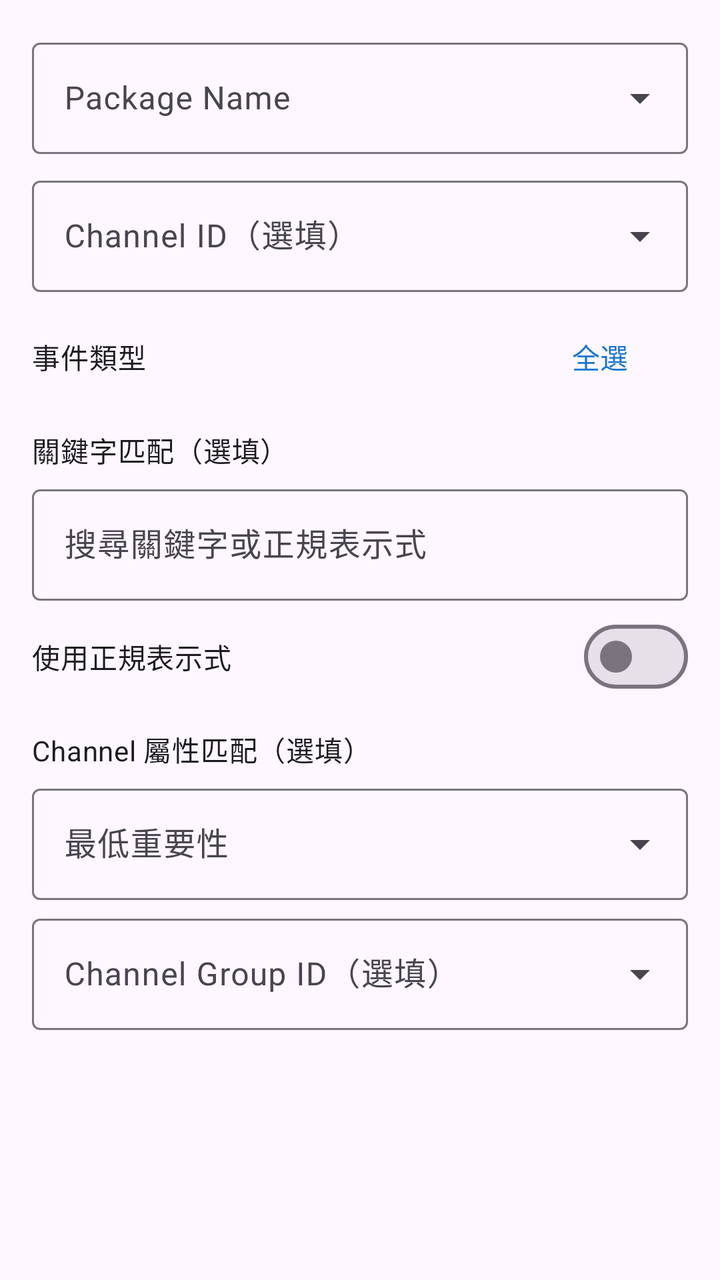
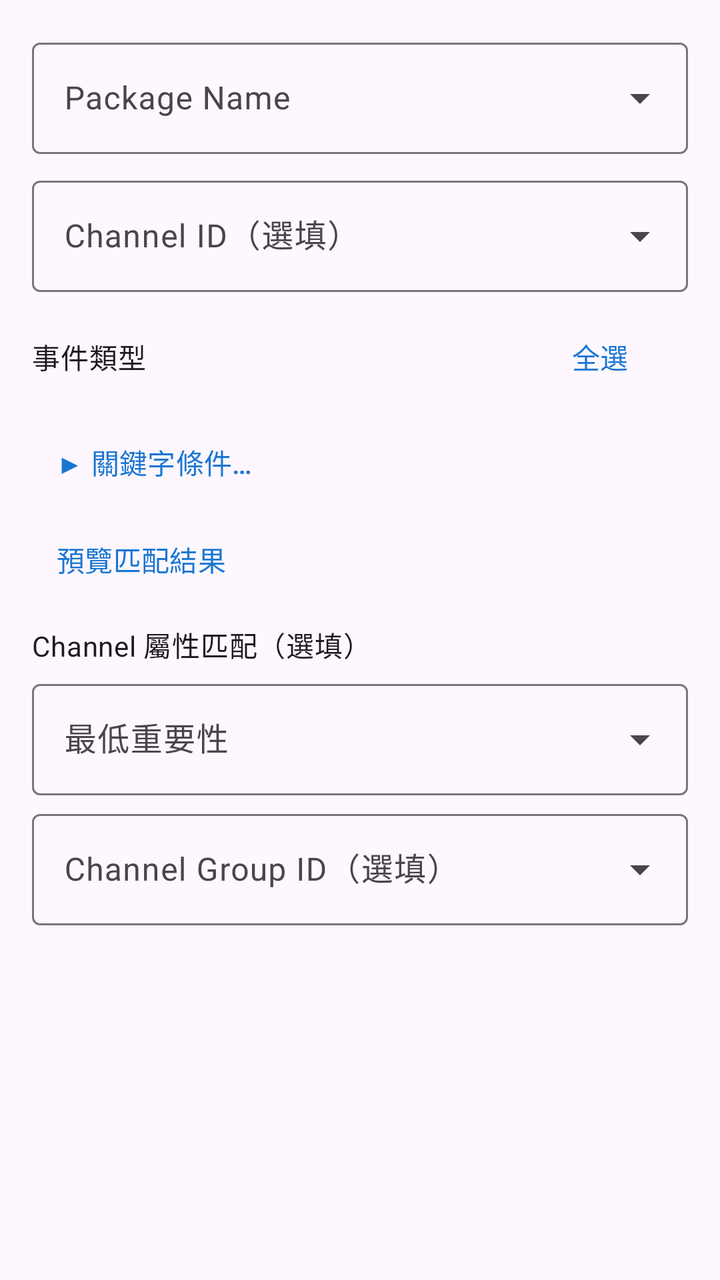

Compare the two renders of this Android layout. The source of the first and the diff that turns it into the second are given below.
<!-- AndroidManifest.xml: application theme Theme.NotificationMaster -->
<!-- res/layout/dialog_add_filter_rule.xml -->
<?xml version="1.0" encoding="utf-8"?>
<ScrollView xmlns:android="http://schemas.android.com/apk/res/android"
    xmlns:app="http://schemas.android.com/apk/res-auto"
    android:layout_width="match_parent"
    android:layout_height="wrap_content"
    android:padding="16dp">

    <LinearLayout
        android:layout_width="match_parent"
        android:layout_height="wrap_content"
        android:orientation="vertical">

        
        <com.google.android.material.textfield.TextInputLayout
            android:id="@+id/layout_category"
            style="@style/Widget.Material3.TextInputLayout.OutlinedBox.ExposedDropdownMenu"
            android:layout_width="match_parent"
            android:layout_height="wrap_content"
            android:hint="@string/filter_dialog_category"
            android:layout_marginBottom="8dp"
            android:visibility="gone">

            <com.google.android.material.textfield.MaterialAutoCompleteTextView
                android:id="@+id/dropdown_category"
                android:layout_width="match_parent"
                android:layout_height="wrap_content"
                android:inputType="none"
                android:editable="false" />

        </com.google.android.material.textfield.TextInputLayout>

        
        <com.google.android.material.textfield.TextInputLayout
            android:id="@+id/layout_package_name"
            style="@style/Widget.Material3.TextInputLayout.OutlinedBox.ExposedDropdownMenu"
            android:layout_width="match_parent"
            android:layout_height="wrap_content"
            android:hint="@string/filter_dialog_package_name"
            android:layout_marginBottom="8dp">

            <com.google.android.material.textfield.MaterialAutoCompleteTextView
                android:id="@+id/edit_package_name"
                android:layout_width="match_parent"
                android:layout_height="wrap_content"
                android:inputType="textNoSuggestions"
                android:completionThreshold="1" />
        </com.google.android.material.textfield.TextInputLayout>

        
        <com.google.android.material.textfield.TextInputLayout
            android:id="@+id/layout_channel_id"
            style="@style/Widget.Material3.TextInputLayout.OutlinedBox.ExposedDropdownMenu"
            android:layout_width="match_parent"
            android:layout_height="wrap_content"
            android:hint="@string/filter_dialog_channel_id"
            android:layout_marginBottom="12dp">

            <com.google.android.material.textfield.MaterialAutoCompleteTextView
                android:id="@+id/edit_channel_id"
                android:layout_width="match_parent"
                android:layout_height="wrap_content"
                android:inputType="textNoSuggestions"
                android:completionThreshold="1" />
        </com.google.android.material.textfield.TextInputLayout>

        
        <LinearLayout
            android:layout_width="match_parent"
            android:layout_height="wrap_content"
            android:orientation="horizontal"
            android:gravity="center_vertical"
            android:layout_marginBottom="4dp">

            <com.google.android.material.textview.MaterialTextView
                android:layout_width="0dp"
                android:layout_height="wrap_content"
                android:layout_weight="1"
                android:text="@string/filter_dialog_event_types"
                android:textAppearance="?attr/textAppearanceBodyMedium" />

            <com.google.android.material.button.MaterialButton
                android:id="@+id/btn_select_all"
                style="@style/Widget.Material3.Button.TextButton"
                android:layout_width="wrap_content"
                android:layout_height="wrap_content"
                android:text="@string/filter_select_all"
                android:minHeight="36dp" />
        </LinearLayout>

        
        <LinearLayout
            android:id="@+id/container_event_types"
            android:layout_width="match_parent"
            android:layout_height="wrap_content"
            android:orientation="vertical" />

        
        <com.google.android.material.textview.MaterialTextView
            android:id="@+id/label_keyword"
            android:layout_width="match_parent"
            android:layout_height="wrap_content"
            android:layout_marginTop="12dp"
            android:text="@string/filter_keyword_title"
            android:textAppearance="?attr/textAppearanceBodyMedium" />

        <com.google.android.material.textfield.TextInputLayout
            android:id="@+id/layout_keyword_pattern"
            style="@style/Widget.Material3.TextInputLayout.OutlinedBox"
            android:layout_width="match_parent"
            android:layout_height="wrap_content"
            android:layout_marginTop="4dp"
            android:hint="@string/filter_keyword_pattern_hint">

            <com.google.android.material.textfield.TextInputEditText
                android:id="@+id/edit_keyword_pattern"
                android:layout_width="match_parent"
                android:layout_height="wrap_content" />

        </com.google.android.material.textfield.TextInputLayout>

        
        <LinearLayout
            android:id="@+id/container_keyword_fields"
            android:layout_width="match_parent"
            android:layout_height="wrap_content"
            android:layout_marginTop="4dp"
            android:orientation="horizontal" />

        
        <com.google.android.material.materialswitch.MaterialSwitch
            android:id="@+id/switch_keyword_regex"
            android:layout_width="match_parent"
            android:layout_height="wrap_content"
            android:text="@string/filter_keyword_regex" />

        
        <com.google.android.material.textview.MaterialTextView
            android:id="@+id/label_channel_property"
            android:layout_width="match_parent"
            android:layout_height="wrap_content"
            android:layout_marginTop="12dp"
            android:text="@string/filter_channel_property_title"
            android:textAppearance="?attr/textAppearanceBodyMedium" />

        <com.google.android.material.textfield.TextInputLayout
            android:id="@+id/layout_min_importance"
            style="@style/Widget.Material3.TextInputLayout.OutlinedBox.ExposedDropdownMenu"
            android:layout_width="match_parent"
            android:layout_height="wrap_content"
            android:layout_marginTop="4dp"
            android:hint="@string/filter_min_importance">

            <com.google.android.material.textfield.MaterialAutoCompleteTextView
                android:id="@+id/dropdown_min_importance"
                android:layout_width="match_parent"
                android:layout_height="wrap_content"
                android:inputType="none"
                android:editable="false" />

        </com.google.android.material.textfield.TextInputLayout>

        <com.google.android.material.textfield.TextInputLayout
            android:id="@+id/layout_group_id"
            style="@style/Widget.Material3.TextInputLayout.OutlinedBox.ExposedDropdownMenu"
            android:layout_width="match_parent"
            android:layout_height="wrap_content"
            android:layout_marginTop="4dp"
            android:hint="@string/filter_group_id">

            <com.google.android.material.textfield.MaterialAutoCompleteTextView
                android:id="@+id/edit_group_id"
                android:layout_width="match_parent"
                android:layout_height="wrap_content"
                android:inputType="textNoSuggestions"
                android:completionThreshold="1" />

        </com.google.android.material.textfield.TextInputLayout>

        
        <com.google.android.material.textfield.TextInputLayout
            android:id="@+id/layout_dismiss_delay"
            style="@style/Widget.Material3.TextInputLayout.OutlinedBox.ExposedDropdownMenu"
            android:layout_width="match_parent"
            android:layout_height="wrap_content"
            android:hint="@string/filter_dismiss_delay"
            android:layout_marginTop="12dp"
            android:visibility="gone">

            <com.google.android.material.textfield.MaterialAutoCompleteTextView
                android:id="@+id/dropdown_dismiss_delay"
                android:layout_width="match_parent"
                android:layout_height="wrap_content"
                android:inputType="none"
                android:editable="false" />

        </com.google.android.material.textfield.TextInputLayout>

        
        <com.google.android.material.textfield.TextInputLayout
            android:id="@+id/layout_dismiss_delay_custom"
            style="@style/Widget.Material3.TextInputLayout.OutlinedBox"
            android:layout_width="match_parent"
            android:layout_height="wrap_content"
            android:hint="@string/filter_dismiss_delay_custom_hint"
            android:layout_marginTop="8dp"
            android:visibility="gone">

            <com.google.android.material.textfield.TextInputEditText
                android:id="@+id/edit_dismiss_delay_custom"
                android:layout_width="match_parent"
                android:layout_height="wrap_content"
                android:inputType="number" />

        </com.google.android.material.textfield.TextInputLayout>

        
        <com.google.android.material.button.MaterialButton
            android:id="@+id/btn_choose_sound"
            style="@style/Widget.Material3.Button.OutlinedButton"
            android:layout_width="match_parent"
            android:layout_height="wrap_content"
            android:layout_marginTop="12dp"
            android:text="@string/filter_alert_choose_sound"
            android:visibility="gone" />

        
        <com.google.android.material.materialswitch.MaterialSwitch
            android:id="@+id/switch_alert_vibrate"
            android:layout_width="match_parent"
            android:layout_height="wrap_content"
            android:text="@string/filter_alert_vibrate"
            android:checked="true"
            android:visibility="gone" />

    </LinearLayout>
</ScrollView>
<!-- resources referenced by this layout -->
<resources>
  <string name="filter_alert_choose_sound">選擇提醒鈴聲</string>
  <string name="filter_alert_vibrate">振動</string>
  <string name="filter_channel_property_title">Channel 屬性匹配（選填）</string>
  <string name="filter_dialog_category">規則類別</string>
  <string name="filter_dialog_channel_id">Channel ID（選填）</string>
  <string name="filter_dialog_event_types">事件類型</string>
  <string name="filter_dialog_package_name">Package Name</string>
  <string name="filter_dismiss_delay">清除延遲</string>
  <string name="filter_dismiss_delay_custom_hint">分鐘</string>
  <string name="filter_group_id">Channel Group ID（選填）</string>
  <string name="filter_keyword_pattern_hint">搜尋關鍵字或正規表示式</string>
  <string name="filter_keyword_regex">使用正規表示式</string>
  <string name="filter_keyword_title">關鍵字匹配（選填）</string>
  <string name="filter_min_importance">最低重要性</string>
  <string name="filter_select_all">全選</string>
  <style name="Theme.NotificationMaster" parent="Theme.Material3.DayNight.NoActionBar">
          
          <item name="colorPrimary">@color/primary</item>
          <item name="colorPrimaryVariant">@color/primary_dark</item>
          <item name="colorOnPrimary">@color/white</item>
  
          
          <item name="colorSecondary">@color/secondary</item>
          <item name="colorSecondaryVariant">@color/secondary_dark</item>
          <item name="colorOnSecondary">@color/black</item>
  
          
          <item name="android:statusBarColor">?attr/colorPrimaryVariant</item>
  
          
      </style>
  <color name="primary">#1976D2</color>
  <color name="primary_dark">#1565C0</color>
  <color name="white">#FFFFFF</color>
  <color name="secondary">#FF9800</color>
  <color name="secondary_dark">#F57C00</color>
  <color name="black">#000000</color>
</resources>

<!-- the commit's change to res/layout/dialog_add_filter_rule.xml (unified diff, before → after) -->
@@ -95,43 +95,63 @@
             android:orientation="vertical" />
 
         
-        <com.google.android.material.textview.MaterialTextView
-            android:id="@+id/label_keyword"
-            android:layout_width="match_parent"
-            android:layout_height="wrap_content"
-            android:layout_marginTop="12dp"
-            android:text="@string/filter_keyword_title"
-            android:textAppearance="?attr/textAppearanceBodyMedium" />
-
-        <com.google.android.material.textfield.TextInputLayout
-            android:id="@+id/layout_keyword_pattern"
-            style="@style/Widget.Material3.TextInputLayout.OutlinedBox"
-            android:layout_width="match_parent"
-            android:layout_height="wrap_content"
-            android:layout_marginTop="4dp"
-            android:hint="@string/filter_keyword_pattern_hint">
-
-            <com.google.android.material.textfield.TextInputEditText
-                android:id="@+id/edit_keyword_pattern"
-                android:layout_width="match_parent"
-                android:layout_height="wrap_content" />
-
-        </com.google.android.material.textfield.TextInputLayout>
-
-        
+        <com.google.android.material.button.MaterialButton
+            android:id="@+id/btn_toggle_keyword"
+            style="@style/Widget.Material3.Button.TextButton"
+            android:layout_width="wrap_content"
+            android:layout_height="wrap_content"
+            android:layout_marginTop="8dp"
+            android:text="@string/filter_keyword_expand"
+            android:minHeight="36dp" />
+
         <LinearLayout
-            android:id="@+id/container_keyword_fields"
-            android:layout_width="match_parent"
-            android:layout_height="wrap_content"
-            android:layout_marginTop="4dp"
-            android:orientation="horizontal" />
-
-        
-        <com.google.android.material.materialswitch.MaterialSwitch
-            android:id="@+id/switch_keyword_regex"
-            android:layout_width="match_parent"
-            android:layout_height="wrap_content"
-            android:text="@string/filter_keyword_regex" />
+            android:id="@+id/layout_keyword_section"
+            android:layout_width="match_parent"
+            android:layout_height="wrap_content"
+            android:orientation="vertical"
+            android:visibility="gone">
+
+            <com.google.android.material.textfield.TextInputLayout
+                android:id="@+id/layout_keyword_pattern"
+                style="@style/Widget.Material3.TextInputLayout.OutlinedBox"
+                android:layout_width="match_parent"
+                android:layout_height="wrap_content"
+                android:layout_marginTop="4dp"
+                android:hint="@string/filter_keyword_pattern_hint">
+
+                <com.google.android.material.textfield.TextInputEditText
+                    android:id="@+id/edit_keyword_pattern"
+                    android:layout_width="match_parent"
+                    android:layout_height="wrap_content" />
+
+            </com.google.android.material.textfield.TextInputLayout>
+
+            
+            <LinearLayout
+                android:id="@+id/container_keyword_fields"
+                android:layout_width="match_parent"
+                android:layout_height="wrap_content"
+                android:layout_marginTop="4dp"
+                android:orientation="horizontal" />
+
+            
+            <com.google.android.material.materialswitch.MaterialSwitch
+                android:id="@+id/switch_keyword_regex"
+                android:layout_width="match_parent"
+                android:layout_height="wrap_content"
+                android:text="@string/filter_keyword_regex" />
+
+        </LinearLayout>
+
+        
+        <com.google.android.material.button.MaterialButton
+            android:id="@+id/btn_preview_match"
+            style="@style/Widget.Material3.Button.TextButton"
+            android:layout_width="wrap_content"
+            android:layout_height="wrap_content"
+            android:layout_marginTop="8dp"
+            android:text="@string/filter_preview_match"
+            android:minHeight="36dp" />
 
         
         <com.google.android.material.textview.MaterialTextView
<!-- resource entries referenced after the edit -->
@@ -10,10 +10,11 @@
   <string name="filter_dismiss_delay">清除延遲</string>
   <string name="filter_dismiss_delay_custom_hint">分鐘</string>
   <string name="filter_group_id">Channel Group ID（選填）</string>
+  <string name="filter_keyword_expand">▶ 關鍵字條件…</string>
   <string name="filter_keyword_pattern_hint">搜尋關鍵字或正規表示式</string>
   <string name="filter_keyword_regex">使用正規表示式</string>
-  <string name="filter_keyword_title">關鍵字匹配（選填）</string>
   <string name="filter_min_importance">最低重要性</string>
+  <string name="filter_preview_match">預覽匹配結果</string>
   <string name="filter_select_all">全選</string>
   <style name="Theme.NotificationMaster" parent="Theme.Material3.DayNight.NoActionBar">
           
